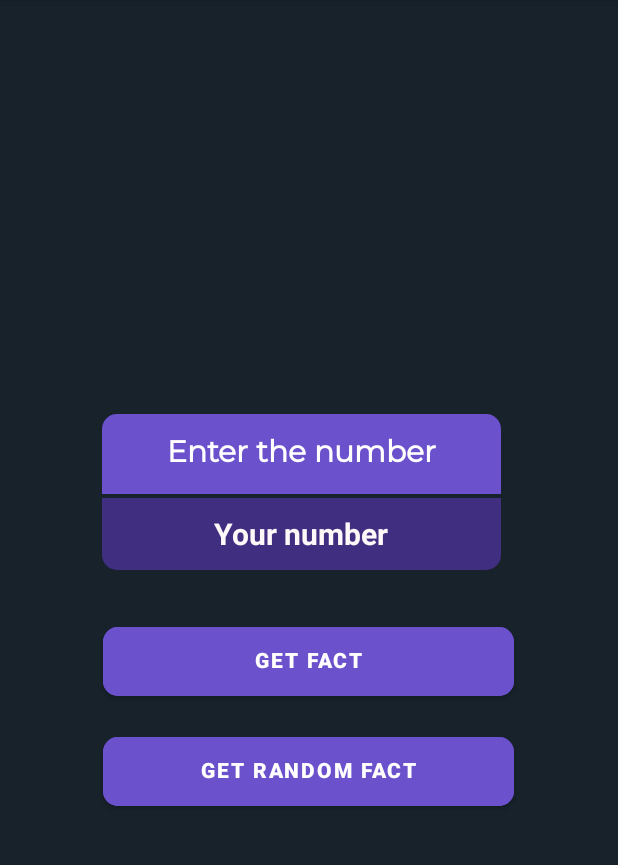
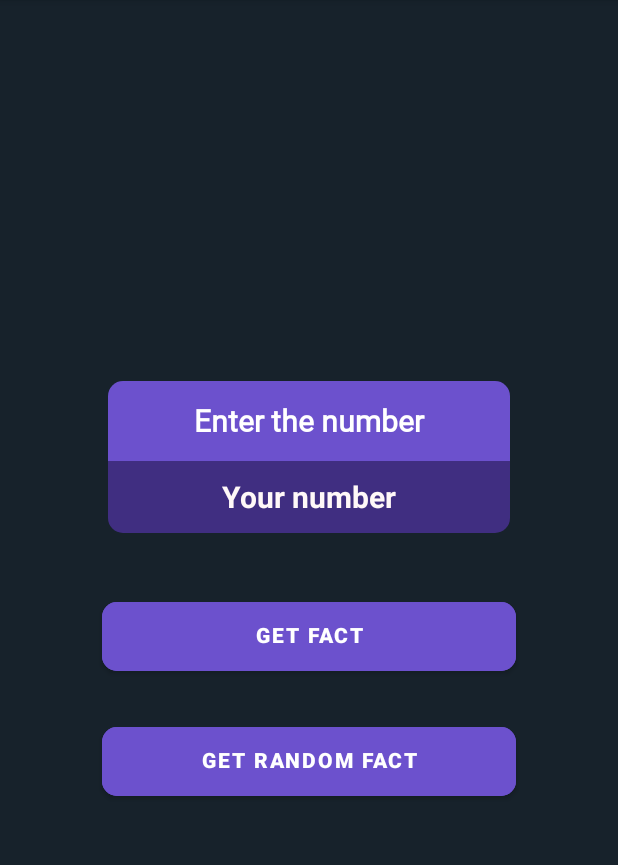
Before and after one commit to mishura235/Interest-facts-about-numbers, an Android app: the screen it shows after launch (MainActivity), on a phone screen of 412 x 824 dp, the part 84-949 px from its top. Run offline under Robolectric (Android 15) with nearby library versions, the light colour scheme and no system bars; 4 statements that could not run were skipped.

Commit message:
Add ViewModelFactory

```diff
--- a/app/src/main/java/com/example/numbersfact/FactListAdapter.kt
+++ b/app/src/main/java/com/example/numbersfact/FactListAdapter.kt
@@ -18,7 +18,7 @@ class FactListAdapter : RecyclerView.Adapter<FactListAdapter.MyViewHolder>() {
     override fun onCreateViewHolder(parent: ViewGroup, viewType: Int): MyViewHolder {
         val itemView =
             LayoutInflater.from(parent.context)
-                .inflate(R.layout.rcview_item, parent, false)
+                .inflate(R.layout.fact_recyclerview_item, parent, false)
         return MyViewHolder(itemView)
     }
 
@@ -37,7 +37,7 @@ class FactListAdapter : RecyclerView.Adapter<FactListAdapter.MyViewHolder>() {
         notifyDataSetChanged()
     }
 
-    // TODO Это можно будет использовать для очистки RV - как пример.
+
     fun clearData(){
         facts.clear()
         notifyDataSetChanged()
--- a/app/src/main/java/com/example/numbersfact/FactViewModel.kt
+++ b/app/src/main/java/com/example/numbersfact/FactViewModel.kt
@@ -4,20 +4,21 @@ import android.annotation.SuppressLint
 import android.util.Log
 import androidx.lifecycle.MutableLiveData
 import androidx.lifecycle.ViewModel
+import com.example.numbersfact.api.ApiRequests
 import com.example.numbersfact.api.ApiService
 import kotlinx.coroutines.CoroutineScope
 import kotlinx.coroutines.Dispatchers
 import kotlinx.coroutines.cancel
 import kotlinx.coroutines.launch
+import retrofit2.Retrofit
 import retrofit2.awaitResponse
 
- // TODO Add viewmodel factory
-class FactViewModel : ViewModel() {
+
+class FactViewModel(private val retrofit: ApiRequests) : ViewModel() {
     private val scope: CoroutineScope = CoroutineScope(Dispatchers.IO)
-    private val retrofit = ApiService.retrofitService
 
-    private var _listOfFacts: MutableLiveData<MutableList<String>> =
-        MutableLiveData(mutableListOf())
+    private var _listOfFacts: MutableLiveData<MutableList<String>> = MutableLiveData(mutableListOf())
+
     private var _fact: MutableLiveData<String> = MutableLiveData()
 
     val listOfFacts: MutableLiveData<MutableList<String>>
@@ -27,7 +28,7 @@ class FactViewModel : ViewModel() {
         get() = _fact
 
 
-    @SuppressLint("SetTextI18n")
+
     fun updateFact(num: String) {
         scope.launch {
             try {
--- a/app/src/main/java/com/example/numbersfact/MainActivity.kt
+++ b/app/src/main/java/com/example/numbersfact/MainActivity.kt
@@ -11,6 +11,7 @@ import androidx.lifecycle.Observer
 import androidx.lifecycle.ViewModelProvider
 import androidx.recyclerview.widget.LinearLayoutManager
 import androidx.recyclerview.widget.RecyclerView
+import com.example.numbersfact.api.ApiService
 
 
 class MainActivity : AppCompatActivity() {
@@ -22,20 +23,20 @@ class MainActivity : AppCompatActivity() {
     private lateinit var adapter: FactListAdapter
 
 
-    @SuppressLint("SetTextI18n")
+
     override fun onCreate(savedInstanceState: Bundle?) {
         super.onCreate(savedInstanceState)
         setContentView(R.layout.activity_main)
 
-        val viewModel: FactViewModel = ViewModelProvider(this).get(FactViewModel::class.java)
+        val viewModel: FactViewModel = ViewModelProvider(this,FactViewModelFactory(ApiService.retrofitService)).get(FactViewModel::class.java)
 
-        viewModel.fact.observe(this, Observer {
+        viewModel.fact.observe(this) {
             tvFact.text = viewModel.fact.value
-        })
+        }
 
-        viewModel.listOfFacts.observe(this,Observer{
+        viewModel.listOfFacts.observe(this) {
             adapter.setFacts(viewModel.listOfFacts.value ?: mutableListOf())
-        })
+        }
 
         userNum = findViewById(R.id.user_num)
         getFact = findViewById(R.id.get_fact)
--- a/app/src/main/res/font/montserrat.xml
+++ /dev/null
@@ -1,7 +0,0 @@
-<?xml version="1.0" encoding="utf-8"?>
-<font-family xmlns:app="http://schemas.android.com/apk/res-auto"
-        app:fontProviderAuthority="com.google.android.gms.fonts"
-        app:fontProviderPackage="com.google.android.gms"
-        app:fontProviderQuery="Montserrat"
-        app:fontProviderCerts="@array/com_google_android_gms_fonts_certs">
-</font-family>
--- a/app/src/main/res/layout/activity_main.xml
+++ b/app/src/main/res/layout/activity_main.xml
@@ -10,21 +10,23 @@
 
     <androidx.recyclerview.widget.RecyclerView
         android:id="@+id/rcView"
-        android:layout_width="408dp"
+        android:layout_width="match_parent"
         android:layout_height="207dp"
-        app:layout_constraintBottom_toBottomOf="parent"
+        app:layout_constraintBottom_toBottomOf="@+id/Fact"
         app:layout_constraintEnd_toEndOf="parent"
-        app:layout_constraintHorizontal_bias="0.666"
+        app:layout_constraintHorizontal_bias="0.333"
         app:layout_constraintStart_toStartOf="parent"
         app:layout_constraintTop_toTopOf="parent"
         app:layout_constraintVertical_bias="0.0"
-        tools:listitem="@layout/rcview_item" />
+        tools:listitem="@layout/fact_recyclerview_item" />
 
     <Button
         android:id="@+id/get_fact2"
-        android:layout_width="274dp"
+        android:layout_width="match_parent"
         android:layout_height="58dp"
-        android:layout_marginTop="10dp"
+        android:layout_marginStart="68dp"
+        android:layout_marginTop="25dp"
+        android:layout_marginEnd="68dp"
         android:backgroundTint="#6C51CD"
         android:drawablePadding="5dp"
         android:includeFontPadding="false"
@@ -40,17 +42,17 @@
         android:textStyle="bold"
         app:cornerRadius="10dp"
         app:iconPadding="5dp"
-        app:layout_constraintBottom_toBottomOf="parent"
         app:layout_constraintEnd_toEndOf="parent"
-        app:layout_constraintHorizontal_bias="0.496"
         app:layout_constraintStart_toStartOf="parent"
-        app:layout_constraintTop_toBottomOf="@+id/get_fact"
-        app:layout_constraintVertical_bias="0.023" />
+        app:layout_constraintTop_toBottomOf="@+id/get_fact" />
 
     <TextView
         android:id="@+id/Fact"
-        android:layout_width="341dp"
+        android:layout_width="match_parent"
         android:layout_height="173dp"
+        android:layout_marginStart="8dp"
+        android:layout_marginEnd="8dp"
+        android:layout_marginBottom="8dp"
         android:fontFamily="@font/montserrat"
         android:text=""
         android:textColor="#FFFFFF"
@@ -65,8 +67,11 @@
 
     <TextView
         android:id="@+id/text"
-        android:layout_width="266dp"
+        android:layout_width="match_parent"
         android:layout_height="53dp"
+        android:layout_marginStart="72dp"
+        android:layout_marginTop="20dp"
+        android:layout_marginEnd="72dp"
         android:background="@drawable/custom_background"
         android:fontFamily="@font/montserrat"
         android:gravity="center_horizontal|center_vertical"
@@ -74,20 +79,22 @@
         android:textColor="#FFFFFF"
         android:textSize="20sp"
         android:textStyle="bold"
-        app:layout_constraintBottom_toBottomOf="parent"
+        app:layout_constraintBottom_toBottomOf="@+id/Fact"
         app:layout_constraintEnd_toEndOf="parent"
-        app:layout_constraintHorizontal_bias="0.468"
+        app:layout_constraintHorizontal_bias="0.0"
         app:layout_constraintStart_toStartOf="parent"
-        app:layout_constraintTop_toTopOf="parent"
-        app:layout_constraintVertical_bias="0.386" />
+        app:layout_constraintTop_toBottomOf="@+id/rcView"
+        app:layout_constraintVertical_bias="0.055" />
 
     <EditText
         android:id="@+id/user_num"
-        android:layout_width="266dp"
+        android:layout_width="match_parent"
         android:layout_height="48dp"
+        android:layout_marginStart="72dp"
+        android:layout_marginEnd="72dp"
+        android:background="@drawable/custom_background_two"
         android:gravity="center_horizontal|center_vertical"
         android:hint="Your number"
-        android:background="@drawable/custom_background_two"
         android:importantForAutofill="no"
         android:inputType="textPersonName"
         android:textColor="#F8F1F1"
@@ -97,19 +104,19 @@
         android:textStyle="bold"
         app:layout_constraintBottom_toBottomOf="parent"
         app:layout_constraintEnd_toEndOf="parent"
-        app:layout_constraintHorizontal_bias="0.468"
+        app:layout_constraintHorizontal_bias="0.0"
         app:layout_constraintStart_toStartOf="parent"
-        app:layout_constraintTop_toTopOf="parent"
-        app:layout_constraintVertical_bias="0.461"
+        app:layout_constraintTop_toBottomOf="@+id/text"
+        app:layout_constraintVertical_bias="0.0"
         tools:ignore="LabelFor" />
 
     <Button
         android:id="@+id/get_fact"
-        android:layout_width="274dp"
+        android:layout_width="match_parent"
         android:layout_height="58dp"
-
-        android:layout_marginTop="10dp"
-
+        android:layout_marginStart="68dp"
+        android:layout_marginTop="40dp"
+        android:layout_marginEnd="68dp"
         android:backgroundTint="#6C51CD"
         android:drawablePadding="5dp"
         android:includeFontPadding="false"
@@ -125,11 +132,8 @@
         android:textStyle="bold"
         app:cornerRadius="10dp"
         app:iconPadding="5dp"
-        app:layout_constraintBottom_toBottomOf="parent"
         app:layout_constraintEnd_toEndOf="parent"
-        app:layout_constraintHorizontal_bias="0.496"
         app:layout_constraintStart_toStartOf="parent"
-        app:layout_constraintTop_toBottomOf="@+id/user_num"
-        app:layout_constraintVertical_bias="0.068" />
+        app:layout_constraintTop_toBottomOf="@+id/user_num" />
 
 </androidx.constraintlayout.widget.ConstraintLayout>
--- a/app/src/main/res/layout/rcview_item.xml
+++ b/app/src/main/res/layout/fact_recyclerview_item.xml
@@ -5,7 +5,8 @@
     android:layout_width="wrap_content"
     android:layout_height="wrap_content"
     android:layout_marginVertical="5dp"
-    android:layout_marginHorizontal="15dp">
+    android:layout_marginHorizontal="15dp"
+>
 
     <TextView
         android:id="@+id/FactName"
@@ -27,8 +28,10 @@
         android:background="@drawable/custom_background_two"
         android:textColor="#FFFFFF"
         android:textSize="13sp"
+        android:gravity="center_horizontal"
         app:layout_constraintBottom_toBottomOf="parent"
         app:layout_constraintEnd_toEndOf="parent"
         app:layout_constraintStart_toStartOf="parent"
-        app:layout_constraintTop_toBottomOf="@+id/FactName" />
+        app:layout_constraintTop_toBottomOf="@+id/FactName"
+/>
 </androidx.constraintlayout.widget.ConstraintLayout>
--- a/gradle.properties
+++ b/gradle.properties
@@ -19,3 +19,4 @@ android.useAndroidX=true
 android.enableJetifier=true
 # Kotlin code style for this project: "official" or "obsolete":
 kotlin.code.style=official
+org.gradle.unsafe.configuration-cache=true
```
